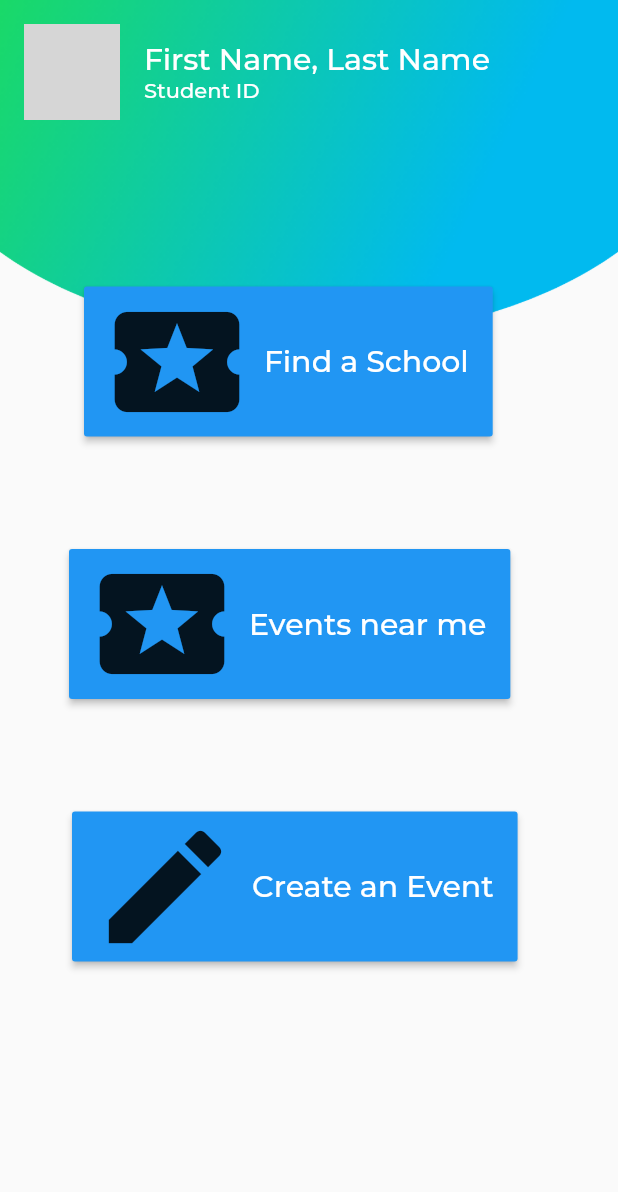
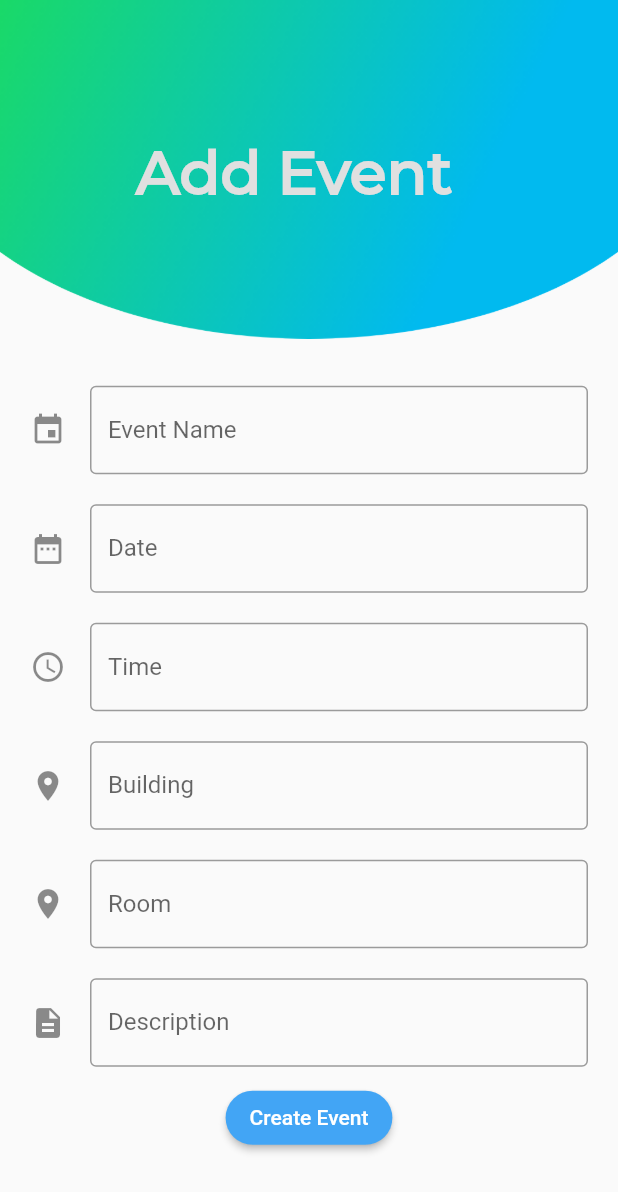
Before and after one commit to Uni-Maps/Uni-Maps, a Flutter app: the screen it shows once a user with an empty profile is signed in, after a tap on "Create an Event", on a phone screen of 412 x 824 dp. Shown: the top 1192 px of the screen. Run offline on Flutter 3.47's test engine with Material 2 defaults, Android fonts, the phone set to English and light mode, and no system bars; our stand-ins replace firebase_auth, google_maps_flutter; missing offline and left inert: sign_button; accounts and stored records are empty; network calls fail; grey boxes are pictures that could not be loaded.

Commit message:
created 'add event' page

```diff
--- /dev/null
+++ b/lib/screens/addEvent.dart
@@ -0,0 +1,106 @@
+import 'package:flutter/material.dart';
+import 'package:winhacks/screens/home_screen.dart';
+
+class AddEvent extends StatefulWidget {
+  @override
+  _AddEventState createState() => _AddEventState();
+}
+
+class _AddEventState extends State<AddEvent> {
+  @override
+  Widget build(BuildContext context) {
+    var size = MediaQuery.of(context).size;
+
+    return Scaffold(
+        body: Column(children: <Widget>[
+      Stack(
+        children: [
+          Container(
+            height: size.height * .3,
+            decoration: BoxDecoration(
+                image: DecorationImage(
+                    alignment: Alignment.topCenter,
+                    image: AssetImage("assets/images/top_header.png"))),
+          ),
+          Padding(
+            padding: EdgeInsets.fromLTRB(
+              size.width * 0.22,
+              90,
+              size.width * 0.1,
+              30,
+            ),
+            child: Text('Add Event',
+                style: TextStyle(
+                    fontFamily: 'Montserrat Medium',
+                    fontWeight: FontWeight.bold,
+                    fontSize: 40.0,
+                    color: Colors.grey[300]),
+                textAlign: TextAlign.center),
+          ),
+        ],
+      ),
+      Padding(
+          padding: EdgeInsets.fromLTRB(20, 10, 20, 10),
+          child: TextField(
+              decoration: InputDecoration(
+            border: OutlineInputBorder(),
+            icon: Icon(Icons.event),
+            labelText: 'Event Name',
+          ))),
+      Padding(
+          padding: EdgeInsets.fromLTRB(20, 10, 20, 10),
+          child: TextField(
+              decoration: InputDecoration(
+            border: OutlineInputBorder(),
+            icon: Icon(Icons.date_range),
+            labelText: 'Date',
+          ))),
+      Padding(
+          padding: EdgeInsets.fromLTRB(20, 10, 20, 10),
+          child: TextField(
+              decoration: InputDecoration(
+            border: OutlineInputBorder(),
+            icon: Icon(Icons.access_time),
+            labelText: 'Time',
+          ))),
+      Padding(
+          padding: EdgeInsets.fromLTRB(20, 10, 20, 10),
+          child: TextField(
+              decoration: InputDecoration(
+            border: OutlineInputBorder(),
+            icon: Icon(Icons.location_on),
+            labelText: 'Building',
+          ))),
+      Padding(
+          padding: EdgeInsets.fromLTRB(20, 10, 20, 10),
+          child: TextField(
+              decoration: InputDecoration(
+            border: OutlineInputBorder(),
+            icon: Icon(Icons.location_on),
+            labelText: 'Room',
+          ))),
+      Padding(
+          padding: EdgeInsets.fromLTRB(20, 10, 20, 10),
+          child: TextField(
+              decoration: InputDecoration(
+            border: OutlineInputBorder(),
+            icon: Icon(Icons.description),
+            labelText: 'Description',
+          ))),
+      Center(
+          child: RaisedButton(
+        color: Colors.blue[400],
+        shape: RoundedRectangleBorder(
+            borderRadius: new BorderRadius.circular(30.0)),
+        child: Text(
+          'Create Event',
+          style: TextStyle(color: Colors.white),
+        ),
+        onPressed: () {
+          Navigator.push(
+              context, MaterialPageRoute(builder: (context) => HomeScreen()));
+        },
+      ))
+    ]));
+  }
+}
--- a/lib/screens/home_screen.dart
+++ b/lib/screens/home_screen.dart
@@ -1,5 +1,6 @@
 import 'package:flutter/material.dart';
 import 'package:sign_button/sign_button.dart';
+import 'package:winhacks/screens/addEvent.dart';
 
 import 'gmap.dart';
 
@@ -112,7 +113,10 @@ class _HomeScreenState extends State<HomeScreen> {
                               children: <Widget>[
                                 RaisedButton.icon(
                                   onPressed: () {
-                                    print('Action Event Line 110');
+                                    Navigator.push(
+                                        context,
+                                        MaterialPageRoute(
+                                            builder: (context) => AddEvent()));
                                   },
                                   icon: Icon(Icons.edit, size: 100),
                                   color: Colors.blue,
@@ -149,12 +153,12 @@ class _HomeScreenState extends State<HomeScreen> {
                               mainAxisAlignment: MainAxisAlignment.center,
                               crossAxisAlignment: CrossAxisAlignment.start,
                               children: <Widget>[
-                                Text('First Name, Last Name',
+                                Text('Edmund Lui',
                                     style: TextStyle(
                                         fontFamily: "Montserrat Medium",
                                         color: Colors.white,
                                         fontSize: 20)),
-                                Text('Student ID',
+                                Text('Wilfrid Laurier University',
                                     style: TextStyle(
                                         fontFamily: "Montserrat Medium",
                                         color: Colors.white,
```
